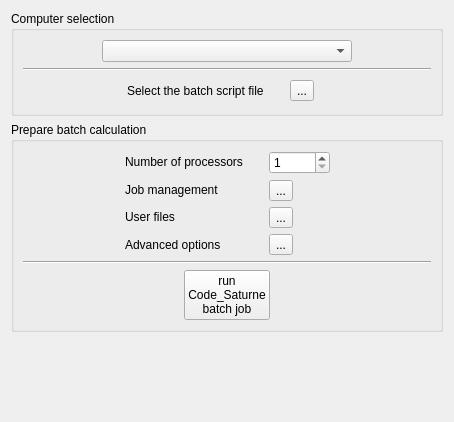
First picture: the form in gui/Pages/BatchRunningForm.ui, repository code-saturne/code_saturne, before the edit.
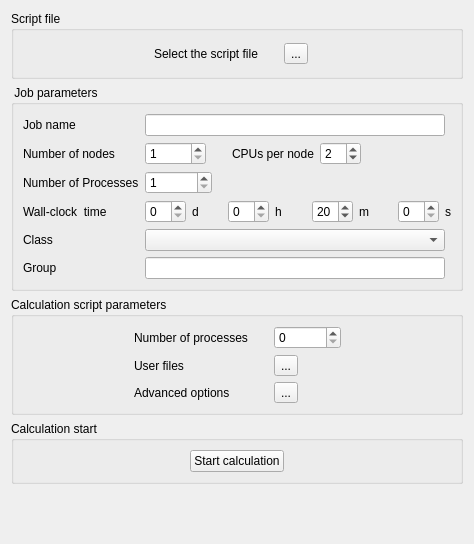
Second picture: the form after the edit. Icons and pictures are not drawn.

Commit message: GUI: backport handling of batch systems from version 2.2. This should help avoid mistakenly running the code on a cluster's front-end nodes, as well as provide additional comfort.

```diff
--- a/gui/Pages/BatchRunningForm.ui
+++ b/gui/Pages/BatchRunningForm.ui
@@ -1,85 +1,38 @@
 <ui version="4.0" >
  <class>BatchRunningForm</class>
- <widget class="QWidget" name="BatchRunningForm" >
-  <property name="geometry" >
+ <widget class="QWidget" name="BatchRunningForm">
+  <property name="geometry">
    <rect>
     <x>0</x>
     <y>0</y>
-    <width>450</width>
-    <height>422</height>
+    <width>474</width>
+    <height>544</height>
    </rect>
   </property>
   <property name="windowTitle" >
    <string>Form</string>
   </property>
-  <layout class="QVBoxLayout" >
+  <layout class="QVBoxLayout" name="verticalLayout">
    <item>
-    <widget class="QGroupBox" name="groupBoxArchi" >
-     <property name="minimumSize" >
+    <widget class="QGroupBox" name="groupBoxArchi">
+     <property name="minimumSize">
       <size>
        <width>250</width>
        <height>0</height>
       </size>
      </property>
-     <property name="title" >
-      <string>Computer selection</string>
+     <property name="title">
+      <string>Script file</string>
      </property>
-     <layout class="QVBoxLayout" >
+     <layout class="QVBoxLayout">
       <item>
-       <layout class="QHBoxLayout" >
+       <layout class="QHBoxLayout">
         <item>
          <spacer>
           <property name="orientation" >
            <enum>Qt::Horizontal</enum>
           </property>
-          <property name="sizeHint" stdset="0" >
-           <size>
-            <width>16</width>
-            <height>21</height>
-           </size>
-          </property>
-         </spacer>
-        </item>
-        <item>
-         <widget class="QComboBox" name="comboBoxArchi" >
-          <property name="minimumSize" >
-           <size>
-            <width>250</width>
-            <height>0</height>
-           </size>
-          </property>
-         </widget>
-        </item>
-        <item>
-         <spacer>
-          <property name="orientation" >
-           <enum>Qt::Horizontal</enum>
-          </property>
-          <property name="sizeHint" stdset="0" >
-           <size>
-            <width>20</width>
-            <height>20</height>
-           </size>
-          </property>
-         </spacer>
-        </item>
-       </layout>
-      </item>
-      <item>
-       <widget class="Line" name="lineArchi1" >
-        <property name="orientation" >
-         <enum>Qt::Horizontal</enum>
-        </property>
-       </widget>
-      </item>
-      <item>
-       <layout class="QHBoxLayout" >
-        <item>
-         <spacer>
-          <property name="orientation" >
-           <enum>Qt::Horizontal</enum>
-          </property>
-          <property name="sizeHint" stdset="0" >
+          <property name="sizeHint" stdset="0">
            <size>
             <width>20</width>
             <height>27</height>
@@ -88,55 +41,54 @@
          </spacer>
         </item>
         <item>
-         <layout class="QHBoxLayout" >
-          <item>
-           <widget class="QLabel" name="labelLauncher" >
-            <property name="toolTip" >
-             <string>The batch script file name is searched in </string>
-            </property>
-            <property name="text" >
-             <string>Select the batch script file</string>
-            </property>
-           </widget>
-          </item>
-          <item>
-           <spacer>
-            <property name="orientation" >
-             <enum>Qt::Horizontal</enum>
-            </property>
-            <property name="sizeHint" stdset="0" >
-             <size>
-              <width>20</width>
-              <height>20</height>
-             </size>
-            </property>
-           </spacer>
-          </item>
-          <item>
-           <widget class="QToolButton" name="toolButtonSearch" >
-            <property name="toolTip" >
-             <string>Search the batch script</string>
-            </property>
-            <property name="text" >
-             <string>...</string>
-            </property>
-            <property name="icon" >
-             <iconset resource="resources_pages.qrc" >
-              <normaloff>:/new/prefix1/icons/22x22/document-open.png</normaloff>:/new/prefix1/icons/22x22/document-open.png</iconset>
-            </property>
-            <property name="iconSize" >
-             <size>
-              <width>22</width>
-              <height>22</height>
-             </size>
-            </property>
-           </widget>
-          </item>
-         </layout>
+         <widget class="QLabel" name="labelBatch">
+          <property name="toolTip">
+           <string>The batch command file name is searched for in </string>
+          </property>
+          <property name="text">
+           <string>Select the script file</string>
+          </property>
+         </widget>
         </item>
         <item>
-         <widget class="QLabel" name="labelFilename" >
-          <property name="text" >
+         <spacer>
+          <property name="orientation">
+           <enum>Qt::Horizontal</enum>
+          </property>
+          <property name="sizeType">
+           <enum>QSizePolicy::Preferred</enum>
+          </property>
+          <property name="sizeHint" stdset="0">
+           <size>
+            <width>20</width>
+            <height>20</height>
+           </size>
+          </property>
+         </spacer>
+        </item>
+        <item>
+         <widget class="QToolButton" name="toolButtonSearchBatch">
+          <property name="toolTip">
+           <string>Search for the script</string>
+          </property>
+          <property name="text">
+           <string>...</string>
+          </property>
+          <property name="icon">
+           <iconset resource="resources_pages.qrc">
+            <normaloff>:/new/prefix1/icons/22x22/document-open.png</normaloff>:/new/prefix1/icons/22x22/document-open.png</iconset>
+          </property>
+          <property name="iconSize">
+           <size>
+            <width>22</width>
+            <height>22</height>
+           </size>
+          </property>
+         </widget>
+        </item>
+        <item>
+         <widget class="QLabel" name="labelBatchName">
+          <property name="text">
            <string/>
           </property>
          </widget>
@@ -146,7 +98,7 @@
           <property name="orientation" >
            <enum>Qt::Horizontal</enum>
           </property>
-          <property name="sizeHint" stdset="0" >
+          <property name="sizeHint" stdset="0">
            <size>
             <width>16</width>
             <height>27</height>
@@ -160,211 +112,502 @@
     </widget>
    </item>
    <item>
-    <widget class="QGroupBox" name="groupBoxBatch" >
-     <property name="statusTip" >
+    <widget class="QGroupBox" name="groupBoxJob">
+     <property name="title">
+      <string> Job parameters</string>
+     </property>
+     <layout class="QHBoxLayout" name="_2">
+      <item>
+       <spacer name="horizontalSpacer_2">
+        <property name="orientation">
+         <enum>Qt::Horizontal</enum>
+        </property>
+        <property name="sizeHint" stdset="0">
+         <size>
+          <width>30</width>
+          <height>20</height>
+         </size>
+        </property>
+       </spacer>
+      </item>
+      <item>
+       <layout class="QGridLayout" name="jobManagementLayout">
+        <item row="0" column="0">
+         <widget class="QLabel" name="labelJobName">
+          <property name="text">
+           <string>Job name</string>
+          </property>
+         </widget>
+        </item>
+        <item row="0" column="1">
+         <spacer name="horizontalSpacer_8">
+          <property name="orientation">
+           <enum>Qt::Horizontal</enum>
+          </property>
+          <property name="sizeHint" stdset="0">
+           <size>
+            <width>20</width>
+            <height>0</height>
+           </size>
+          </property>
+         </spacer>
+        </item>
+        <item row="0" column="2">
+         <layout class="QHBoxLayout" name="horizontalLayout">
+          <item>
+           <widget class="QLineEdit" name="lineEditJobName">
+            <property name="minimumSize">
+             <size>
+              <width>300</width>
+              <height>0</height>
+             </size>
+            </property>
+           </widget>
+          </item>
+          <item>
+           <spacer name="horizontalSpacer_6">
+            <property name="orientation">
+             <enum>Qt::Horizontal</enum>
+            </property>
+            <property name="sizeHint" stdset="0">
+             <size>
+              <width>40</width>
+              <height>0</height>
+             </size>
+            </property>
+           </spacer>
+          </item>
+         </layout>
+        </item>
+        <item row="1" column="0">
+         <widget class="QLabel" name="labelNodes">
+          <property name="text">
+           <string>Number of nodes</string>
+          </property>
+         </widget>
+        </item>
+        <item row="1" column="2">
+         <layout class="QHBoxLayout" name="horizontalLayoutNodes">
+          <item>
+           <widget class="QSpinBox" name="spinBoxNodes">
+            <property name="minimum">
+             <number>1</number>
+            </property>
+            <property name="maximum">
+             <number>65536</number>
+            </property>
+           </widget>
+          </item>
+          <item>
+           <spacer>
+            <property name="orientation">
+             <enum>Qt::Horizontal</enum>
+            </property>
+            <property name="sizeType">
+             <enum>QSizePolicy::Preferred</enum>
+            </property>
+            <property name="sizeHint" stdset="0">
+             <size>
+              <width>20</width>
+              <height>0</height>
+             </size>
+            </property>
+           </spacer>
+          </item>
+          <item>
+           <widget class="QLabel" name="labelPpn">
+            <property name="text">
+             <string>CPUs per node</string>
+            </property>
+           </widget>
+          </item>
+          <item>
+           <widget class="QSpinBox" name="spinBoxPpn">
+            <property name="minimum">
+             <number>1</number>
+            </property>
+            <property name="maximum">
+             <number>32</number>
+            </property>
+            <property name="value">
+             <number>2</number>
+            </property>
+           </widget>
+          </item>
+          <item>
+           <spacer name="horizontalSpacer_5">
+            <property name="orientation">
+             <enum>Qt::Horizontal</enum>
+            </property>
+            <property name="sizeHint" stdset="0">
+             <size>
+              <width>40</width>
+              <height>0</height>
+             </size>
+            </property>
+           </spacer>
+          </item>
+         </layout>
+        </item>
+        <item row="2" column="0">
+         <widget class="QLabel" name="labelProcs">
+          <property name="text">
+           <string>Number of Processes</string>
+          </property>
+         </widget>
+        </item>
+        <item row="2" column="2">
+         <layout class="QHBoxLayout" name="horizontalLayoutProcs">
+          <item>
+           <widget class="QSpinBox" name="spinBoxProcs">
+            <property name="minimum">
+             <number>1</number>
+            </property>
+            <property name="maximum">
+             <number>131172</number>
+            </property>
+           </widget>
+          </item>
+          <item>
+           <spacer name="spacerProcs">
+            <property name="orientation">
+             <enum>Qt::Horizontal</enum>
+            </property>
+            <property name="sizeHint" stdset="0">
+             <size>
+              <width>20</width>
+              <height>0</height>
+             </size>
+            </property>
+           </spacer>
+          </item>
+         </layout>
+        </item>
+        <item row="3" column="0">
+         <widget class="QLabel" name="labelWTime">
+          <property name="text">
+           <string>Wall-clock  time</string>
+          </property>
+         </widget>
+        </item>
+        <item row="3" column="2">
+         <layout class="QHBoxLayout" name="horizontalLayoutWallclock">
+          <item>
+           <widget class="QSpinBox" name="spinBoxDays">
+            <property name="maximum">
+             <number>60</number>
+            </property>
+           </widget>
+          </item>
+          <item>
+           <widget class="QLabel" name="labelDays">
+            <property name="text">
+             <string>d</string>
+            </property>
+           </widget>
+          </item>
+          <item>
+           <spacer name="horizontalSpacer_4">
+            <property name="orientation">
+             <enum>Qt::Horizontal</enum>
+            </property>
+            <property name="sizeHint" stdset="0">
+             <size>
+              <width>20</width>
+              <height>0</height>
+             </size>
+            </property>
+           </spacer>
+          </item>
+          <item>
+           <widget class="QSpinBox" name="spinBoxHours">
+            <property name="maximum">
+             <number>23</number>
+            </property>
+           </widget>
+          </item>
+          <item>
+           <widget class="QLabel" name="labelHours">
+            <property name="text">
+             <string>h</string>
+            </property>
+           </widget>
+          </item>
+          <item>
+           <spacer>
+            <property name="orientation">
+             <enum>Qt::Horizontal</enum>
+            </property>
+            <property name="sizeHint" stdset="0">
+             <size>
+              <width>20</width>
+              <height>0</height>
+             </size>
+            </property>
+           </spacer>
+          </item>
+          <item>
+           <widget class="QSpinBox" name="spinBoxMinutes">
+            <property name="maximum">
+             <number>59</number>
+            </property>
+            <property name="value">
+             <number>20</number>
+            </property>
+           </widget>
+          </item>
+          <item>
+           <widget class="QLabel" name="labelMinutes">
+            <property name="text">
+             <string>m</string>
+            </property>
+           </widget>
+          </item>
+          <item>
+           <spacer>
+            <property name="orientation">
+             <enum>Qt::Horizontal</enum>
+            </property>
+            <property name="sizeHint" stdset="0">
+             <size>
+              <width>20</width>
+              <height>0</height>
+             </size>
+            </property>
+           </spacer>
+          </item>
+          <item>
+           <widget class="QSpinBox" name="spinBoxSeconds">
+            <property name="maximum">
+             <number>59</number>
+            </property>
+           </widget>
+          </item>
+          <item>
+           <widget class="QLabel" name="labelSeconds">
+            <property name="text">
+             <string>s</string>
+            </property>
+           </widget>
+          </item>
+         </layout>
+        </item>
+        <item row="4" column="0">
+         <widget class="QLabel" name="labelClass">
+          <property name="text">
+           <string>Class</string>
+          </property>
+         </widget>
+        </item>
+        <item row="4" column="2">
+         <layout class="QHBoxLayout" name="horizontalLayout_4">
+          <item>
+           <widget class="QComboBox" name="comboBoxClass">
+            <property name="minimumSize">
+             <size>
+              <width>300</width>
+              <height>0</height>
+             </size>
+            </property>
+            <property name="sizeAdjustPolicy">
+             <enum>QComboBox::AdjustToContents</enum>
+            </property>
+            <property name="minimumContentsLength">
+             <number>0</number>
+            </property>
+           </widget>
+          </item>
+          <item>
+           <spacer name="horizontalSpacer_7">
+            <property name="orientation">
+             <enum>Qt::Horizontal</enum>
+            </property>
+            <property name="sizeHint" stdset="0">
+             <size>
+              <width>40</width>
+              <height>0</height>
+             </size>
+            </property>
+           </spacer>
+          </item>
+         </layout>
+        </item>
+        <item row="5" column="0">
+         <widget class="QLabel" name="labelJobGroup">
+          <property name="text">
+           <string>Group</string>
+          </property>
+         </widget>
+        </item>
+        <item row="5" column="2">
+         <layout class="QHBoxLayout" name="horizontalLayout_2">
+          <item>
+           <widget class="QLineEdit" name="lineEditJobGroup">
+            <property name="minimumSize">
+             <size>
+              <width>300</width>
+              <height>0</height>
+             </size>
+            </property>
+            <property name="toolTip">
+             <string>&lt;!DOCTYPE HTML PUBLIC &quot;-//W3C//DTD HTML 4.0//EN&quot; &quot;http://www.w3.org/TR/REC-html40/strict.dtd&quot;&gt;
+&lt;html&gt;&lt;head&gt;&lt;meta name=&quot;qrichtext&quot; content=&quot;1&quot; /&gt;&lt;style type=&quot;text/css&quot;&gt;
+p, li { white-space: pre-wrap; }
+&lt;/style&gt;&lt;/head&gt;&lt;body style=&quot; font-family:'Sans Serif'; font-size:9pt; font-weight:400; font-style:normal;&quot;&gt;
+&lt;p style=&quot; margin-top:0px; margin-bottom:0px; margin-left:0px; margin-right:0px; -qt-block-indent:0; text-indent:0px;&quot;&gt;To obtain a list of defined groups, run &lt;span style=&quot; font-weight:600;&quot;&gt;xloadl&lt;/span&gt;, then select &lt;span style=&quot; font-style:italic;&quot;&gt;File -&amp;gt; Build a Job&lt;/span&gt;, and check the group names in the &lt;span style=&quot; font-style:italic;&quot;&gt;Group&lt;/span&gt; field.&lt;/p&gt;&lt;/body&gt;&lt;/html&gt;</string>
+            </property>
+           </widget>
+          </item>
+          <item>
+           <spacer name="horizontalSpacer_9">
+            <property name="orientation">
+             <enum>Qt::Horizontal</enum>
+            </property>
+            <property name="sizeHint" stdset="0">
+             <size>
+              <width>40</width>
+              <height>0</height>
+             </size>
+            </property>
+           </spacer>
+          </item>
+         </layout>
+        </item>
+       </layout>
+      </item>
+      <item>
+       <spacer name="horizontalSpacer_3">
+        <property name="orientation">
+         <enum>Qt::Horizontal</enum>
+        </property>
+        <property name="sizeHint" stdset="0">
+         <size>
+          <width>30</width>
+          <height>20</height>
+         </size>
+        </property>
+       </spacer>
+      </item>
+     </layout>
+     <zorder>horizontalSpacer_2</zorder>
+    </widget>
+   </item>
+   <item>
+    <widget class="QGroupBox" name="groupBoxScript">
+     <property name="statusTip">
       <string/>
      </property>
-     <property name="title" >
-      <string>Prepare batch calculation</string>
+     <property name="title">
+      <string>Calculation script parameters</string>
      </property>
-     <layout class="QVBoxLayout" >
+     <layout class="QVBoxLayout">
       <item>
-       <layout class="QHBoxLayout" >
+       <layout class="QHBoxLayout">
         <item>
          <spacer>
           <property name="orientation" >
            <enum>Qt::Horizontal</enum>
           </property>
-          <property name="sizeHint" stdset="0" >
+          <property name="sizeHint" stdset="0">
            <size>
-            <width>20</width>
+            <width>16</width>
             <height>20</height>
            </size>
           </property>
          </spacer>
         </item>
         <item>
-         <layout class="QHBoxLayout" >
-          <item>
-           <layout class="QVBoxLayout" >
-            <item>
-             <widget class="QLabel" name="labelProcs" >
-              <property name="text" >
-               <string>Number of processors</string>
-              </property>
-             </widget>
-            </item>
-            <item>
-             <widget class="QLabel" name="labelJob" >
-              <property name="text" >
-               <string>Job management</string>
-              </property>
-             </widget>
-            </item>
-            <item>
-             <widget class="QLabel" name="labelFiles" >
-              <property name="text" >
-               <string>User files</string>
-              </property>
-             </widget>
-            </item>
-            <item>
-             <widget class="QLabel" name="labelAdvanced" >
-              <property name="text" >
-               <string>Advanced options</string>
-              </property>
-             </widget>
-            </item>
-           </layout>
-          </item>
-          <item>
-           <spacer>
-            <property name="orientation" >
-             <enum>Qt::Horizontal</enum>
+         <layout class="QGridLayout" name="gridLayout_3">
+          <item row="1" column="0">
+           <widget class="QLabel" name="labelFiles">
+            <property name="text">
+             <string>User files</string>
             </property>
-            <property name="sizeHint" stdset="0" >
-             <size>
-              <width>20</width>
-              <height>20</height>
-             </size>
-            </property>
-           </spacer>
+           </widget>
           </item>
-          <item>
-           <layout class="QVBoxLayout" >
-            <item>
-             <widget class="QSpinBox" name="spinBoxProcs" >
-              <property name="maximumSize" >
-               <size>
-                <width>150</width>
-                <height>16777215</height>
-               </size>
-              </property>
-              <property name="minimum" >
-               <number>1</number>
-              </property>
-              <property name="maximum" >
-               <number>32768</number>
-              </property>
-             </widget>
-            </item>
-            <item>
-             <widget class="QToolButton" name="toolButtonJob" >
-              <property name="toolTip" >
-               <string>PBS card informations</string>
-              </property>
-              <property name="text" >
-               <string>...</string>
-              </property>
-              <property name="icon" >
-               <iconset resource="resources_pages.qrc" >
-                <normaloff>:/new/prefix1/icons/22x22/network-server.png</normaloff>:/new/prefix1/icons/22x22/network-server.png</iconset>
-              </property>
-              <property name="iconSize" >
-               <size>
-                <width>22</width>
-                <height>21</height>
-               </size>
-              </property>
-             </widget>
-            </item>
-            <item>
-             <widget class="QToolButton" name="toolButtonFiles" >
-              <property name="toolTip" >
-               <string>Data files selection and
+          <item row="1" column="2">
+           <widget class="QToolButton" name="toolButtonFiles">
+            <property name="toolTip">
+             <string>Data files selection and
 results files name</string>
-              </property>
-              <property name="text" >
-               <string>...</string>
-              </property>
-              <property name="icon" >
-               <iconset resource="resources_pages.qrc" >
-                <normaloff>:/new/prefix1/icons/22x22/bookmark-new.png</normaloff>:/new/prefix1/icons/22x22/bookmark-new.png</iconset>
-              </property>
-              <property name="iconSize" >
-               <size>
-                <width>22</width>
-                <height>22</height>
-               </size>
-              </property>
-             </widget>
-            </item>
-            <item>
-             <widget class="QToolButton" name="toolButtonAdvanced" >
-              <property name="text" >
-               <string>...</string>
-              </property>
-              <property name="icon" >
-               <iconset resource="resources_pages.qrc" >
-                <normaloff>:/new/prefix1/icons/22x22/preferences-system.png</normaloff>:/new/prefix1/icons/22x22/preferences-system.png</iconset>
-              </property>
-              <property name="iconSize" >
-               <size>
-                <width>22</width>
-                <height>22</height>
-               </size>
-              </property>
-             </widget>
-            </item>
-           </layout>
+            </property>
+            <property name="text">
+             <string>...</string>
+            </property>
+            <property name="icon">
+             <iconset resource="resources_pages.qrc">
+              <normaloff>:/new/prefix1/icons/22x22/bookmark-new.png</normaloff>:/new/prefix1/icons/22x22/bookmark-new.png</iconset>
+            </property>
+            <property name="iconSize">
+             <size>
+              <width>22</width>
+              <height>22</height>
+             </size>
+            </property>
+           </widget>
+          </item>
+          <item row="2" column="0">
+           <widget class="QLabel" name="labelAdvanced">
+            <property name="text">
+             <string>Advanced options</string>
+            </property>
+           </widget>
+          </item>
+          <item row="2" column="2">
+           <widget class="QToolButton" name="toolButtonAdvanced">
+            <property name="text">
+             <string>...</string>
+            </property>
+            <property name="icon">
+             <iconset resource="resources_pages.qrc">
+              <normaloff>:/new/prefix1/icons/22x22/preferences-system.png</normaloff>:/new/prefix1/icons/22x22/preferences-system.png</iconset>
+            </property>
+            <property name="iconSize">
+             <size>
+              <width>22</width>
+              <height>22</height>
+             </size>
+            </property>
+           </widget>
+          </item>
+          <item row="0" column="2">
+           <widget class="QSpinBox" name="spinBoxNProcs">
+            <property name="maximum">
+             <number>131072</number>
+            </property>
+           </widget>
+          </item>
+          <item row="0" column="0">
+           <widget class="QLabel" name="labelNProcs">
+            <property name="text">
+             <string>Number of processes</string>
+            </property>
+           </widget>
+          </item>
+          <item row="0" column="1">
+           <spacer>
+            <property name="orientation">
+             <enum>Qt::Horizontal</enum>
+            </property>
+            <property name="sizeHint" stdset="0">
+             <size>
+              <width>20</width>
+              <height>0</height>
+             </size>
+            </property>
+           </spacer>
           </item>
          </layout>
         </item>
         <item>
-         <spacer>
-          <property name="orientation" >
+         <spacer name="horizontalSpacer">
+          <property name="orientation">
            <enum>Qt::Horizontal</enum>
           </property>
-          <property name="sizeHint" stdset="0" >
-           <size>
-            <width>20</width>
-            <height>20</height>
-           </size>
-          </property>
-         </spacer>
-        </item>
-       </layout>
-      </item>
-      <item>
-       <widget class="Line" name="lineBatch2" >
-        <property name="orientation" >
-         <enum>Qt::Horizontal</enum>
-        </property>
-       </widget>
-      </item>
-      <item>
-       <layout class="QHBoxLayout" >
-        <item>
-         <spacer>
-          <property name="orientation" >
-           <enum>Qt::Horizontal</enum>
-          </property>
-          <property name="sizeHint" stdset="0" >
-           <size>
-            <width>20</width>
-            <height>20</height>
-           </size>
-          </property>
-         </spacer>
-        </item>
-        <item>
-         <widget class="QPushButton" name="pushButtonRun" >
-          <property name="text" >
-           <string>run
-Code_Saturne
-batch job</string>
-          </property>
-         </widget>
-        </item>
-        <item>
-         <spacer>
-          <property name="orientation" >
-           <enum>Qt::Horizontal</enum>
-          </property>
-          <property name="sizeHint" stdset="0" >
+          <property name="sizeHint" stdset="0">
            <size>
             <width>16</width>
-            <height>16</height>
+            <height>20</height>
            </size>
           </property>
          </spacer>
@@ -374,6 +617,57 @@
      </layout>
     </widget>
    </item>
+   <item>
+    <widget class="QGroupBox" name="groupBox">
+     <property name="sizeHint" stdset="0">
+      <size>
+       <width>183</width>
+       <height>61</height>
+      </size>
+     </property>
+     <property name="title">
+      <string>Calculation start</string>
+     </property>
+     <layout class="QHBoxLayout" name="horizontalLayout_5">
+      <item>
+       <spacer>
+        <property name="orientation">
+         <enum>Qt::Horizontal</enum>
+        </property>
+        <property name="sizeHint" stdset="0">
+         <size>
+          <width>20</width>
+          <height>20</height>
+         </size>
+        </property>
+       </spacer>
+      </item>
+      <item>
+       <widget class="QPushButton" name="pushButtonRunSubmit">
+        <property name="layoutDirection">
+         <enum>Qt::LeftToRight</enum>
+        </property>
+        <property name="text">
+         <string>Start calculation</string>
+        </property>
+       </widget>
+      </item>
+      <item>
+       <spacer>
+        <property name="orientation">
+         <enum>Qt::Horizontal</enum>
+        </property>
+        <property name="sizeHint" stdset="0">
+         <size>
+          <width>16</width>
+          <height>16</height>
+         </size>
+        </property>
+       </spacer>
+      </item>
+     </layout>
+    </widget>
+   </item>
    <item>
     <spacer>
      <property name="orientation" >
```
Left out of the diff: 17 changed lines with no effect on the pictures. The commit also changes 11 other files.
